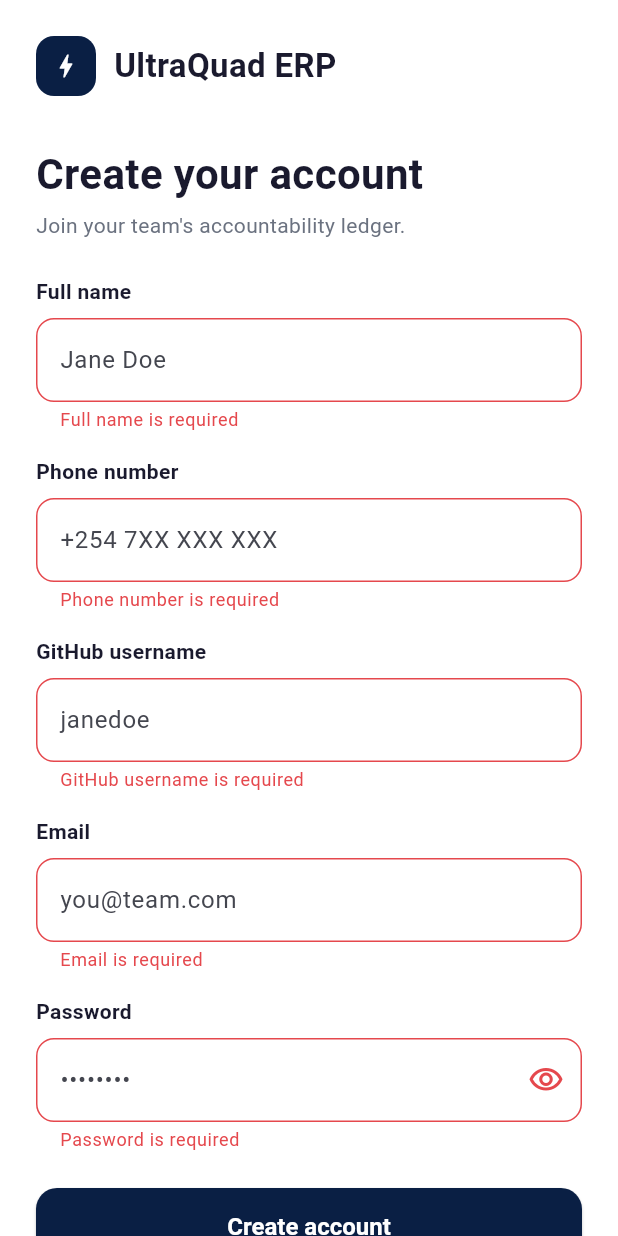
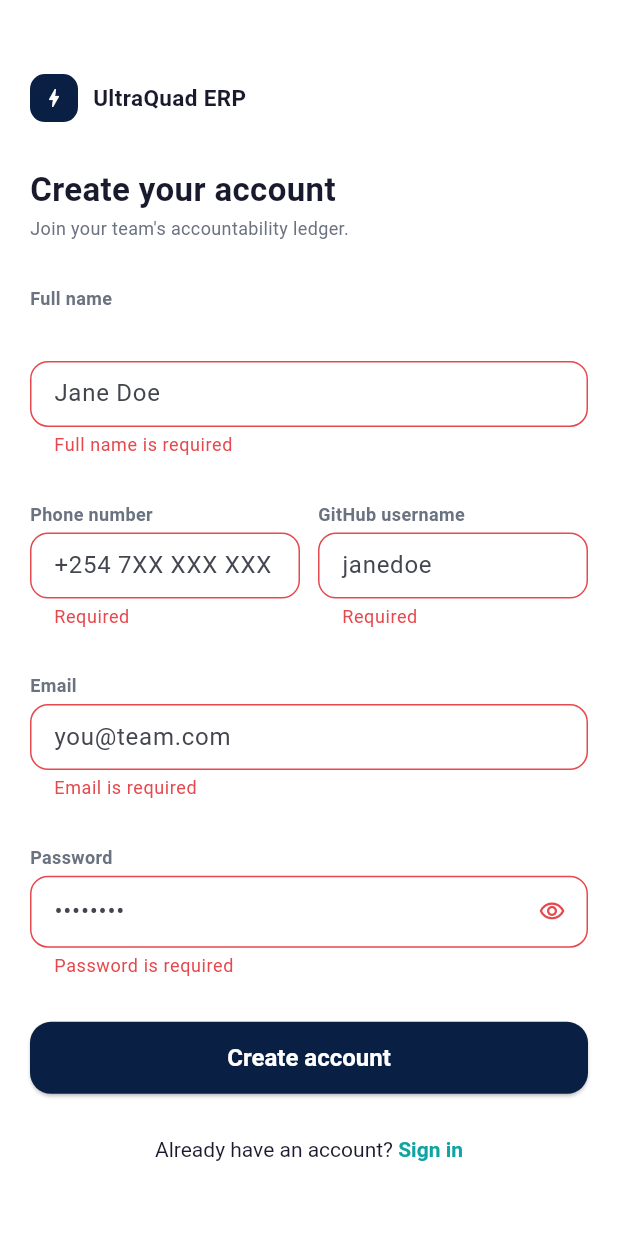
Before and after one commit to jeth-consultant/ultraquad-erp-frontend, a Flutter app: the RegisterScreen screen opened directly, after a tap on "Create account", on a phone screen of 412 x 824 dp. Run offline on Flutter 3.47's test engine with Material 3 defaults, Android fonts, the phone set to English and light mode, and no system bars; our stand-ins replace dio, flutter_dotenv, flutter_riverpod, flutter_secure_storage; accounts and stored records are empty.

Commit message:
Make register screen fit one viewport without scrolling
Compacts the registration form (dense fields, combined phone/GitHub
row, smaller labels) and constrains it to the screen height so users
don't need to scroll to reach the submit button.

```diff
--- a/lib/features/auth/register_screen.dart
+++ b/lib/features/auth/register_screen.dart
@@ -8,7 +8,7 @@ import '../../core/theme/app_text_styles.dart';
 import 'providers/auth_provider.dart';
 
 /// Registration form: posts a new account to /auth/register and shows a
-/// toast on success.
+/// toast on success. Laid out to fit a single screen without scrolling.
 class RegisterScreen extends ConsumerStatefulWidget {
   const RegisterScreen({super.key});
 
@@ -73,59 +73,102 @@ class _RegisterScreenState extends ConsumerState<RegisterScreen> {
     }
   }
 
+  InputDecoration _decoration(String hint, {Widget? suffixIcon}) {
+    return InputDecoration(
+      hintText: hint,
+      isDense: true,
+      suffixIcon: suffixIcon,
+      contentPadding: const EdgeInsets.symmetric(horizontal: 12, vertical: 10),
+    );
+  }
+
   @override
   Widget build(BuildContext context) {
     return Scaffold(
       backgroundColor: AppColors.surface,
       body: SafeArea(
         child: SingleChildScrollView(
-          padding: const EdgeInsets.all(24),
+          physics: const NeverScrollableScrollPhysics(),
+          padding: const EdgeInsets.all(20),
+          child: ConstrainedBox(
+            constraints: BoxConstraints(
+              minHeight: MediaQuery.of(context).size.height -
+                  MediaQuery.of(context).padding.top -
+                  MediaQuery.of(context).padding.bottom -
+                  40,
+            ),
             child: Form(
               key: _formKey,
               child: Column(
                 crossAxisAlignment: CrossAxisAlignment.start,
+                mainAxisAlignment: MainAxisAlignment.spaceEvenly,
                 children: [
-                _Brand(),
-                const SizedBox(height: 32),
-                Text('Create your account', style: AppTextStyles.heading1),
-                const SizedBox(height: 4),
+                  const _Brand(),
+                  Column(
+                    crossAxisAlignment: CrossAxisAlignment.start,
+                    children: [
+                      Text('Create your account', style: AppTextStyles.heading2),
+                      const SizedBox(height: 2),
                       Text(
                         "Join your team's accountability ledger.",
-                  style: AppTextStyles.body.copyWith(color: AppColors.textSecondary),
+                        style: AppTextStyles.caption,
                       ),
-                const SizedBox(height: 24),
+                    ],
+                  ),
                   _FieldLabel('Full name'),
                   TextFormField(
                     controller: _nameController,
-                  decoration: const InputDecoration(hintText: 'Jane Doe'),
+                    decoration: _decoration('Jane Doe'),
                     textInputAction: TextInputAction.next,
                     validator: (value) =>
                         (value == null || value.trim().isEmpty) ? 'Full name is required' : null,
                   ),
-                const SizedBox(height: 16),
+                  Row(
+                    crossAxisAlignment: CrossAxisAlignment.start,
+                    children: [
+                      Expanded(
+                        child: Column(
+                          crossAxisAlignment: CrossAxisAlignment.start,
+                          children: [
                             _FieldLabel('Phone number'),
                             TextFormField(
                               controller: _phoneController,
-                  decoration: const InputDecoration(hintText: '+254 7XX XXX XXX'),
+                              decoration: _decoration('+254 7XX XXX XXX'),
                               keyboardType: TextInputType.phone,
                               textInputAction: TextInputAction.next,
-                  validator: (value) =>
-                      (value == null || value.trim().isEmpty) ? 'Phone number is required' : null,
+                              validator: (value) => (value == null || value.trim().isEmpty)
+                                  ? 'Required'
+                                  : null,
                             ),
-                const SizedBox(height: 16),
+                          ],
+                        ),
+                      ),
+                      const SizedBox(width: 12),
+                      Expanded(
+                        child: Column(
+                          crossAxisAlignment: CrossAxisAlignment.start,
+                          children: [
                             _FieldLabel('GitHub username'),
                             TextFormField(
                               controller: _githubController,
-                  decoration: const InputDecoration(hintText: 'janedoe'),
+                              decoration: _decoration('janedoe'),
                               textInputAction: TextInputAction.next,
-                  validator: (value) =>
-                      (value == null || value.trim().isEmpty) ? 'GitHub username is required' : null,
+                              validator: (value) => (value == null || value.trim().isEmpty)
+                                  ? 'Required'
+                                  : null,
                             ),
-                const SizedBox(height: 16),
+                          ],
+                        ),
+                      ),
+                    ],
+                  ),
+                  Column(
+                    crossAxisAlignment: CrossAxisAlignment.start,
+                    children: [
                       _FieldLabel('Email'),
                       TextFormField(
                         controller: _emailController,
-                  decoration: const InputDecoration(hintText: 'you@team.com'),
+                        decoration: _decoration('you@team.com'),
                         keyboardType: TextInputType.emailAddress,
                         textInputAction: TextInputAction.next,
                         validator: (value) {
@@ -134,15 +177,22 @@ class _RegisterScreenState extends ConsumerState<RegisterScreen> {
                           return null;
                         },
                       ),
-                const SizedBox(height: 16),
+                    ],
+                  ),
+                  Column(
+                    crossAxisAlignment: CrossAxisAlignment.start,
+                    children: [
                       _FieldLabel('Password'),
                       TextFormField(
                         controller: _passwordController,
                         obscureText: _obscurePassword,
-                  decoration: InputDecoration(
-                    hintText: '••••••••',
+                        decoration: _decoration(
+                          '••••••••',
                           suffixIcon: IconButton(
-                      icon: Icon(_obscurePassword ? Icons.visibility_outlined : Icons.visibility_off_outlined),
+                            icon: Icon(
+                              _obscurePassword ? Icons.visibility_outlined : Icons.visibility_off_outlined,
+                              size: 18,
+                            ),
                             onPressed: () => setState(() => _obscurePassword = !_obscurePassword),
                           ),
                         ),
@@ -153,10 +203,11 @@ class _RegisterScreenState extends ConsumerState<RegisterScreen> {
                           return null;
                         },
                       ),
-                const SizedBox(height: 24),
+                    ],
+                  ),
                   SizedBox(
                     width: double.infinity,
-                  height: 52,
+                    height: 48,
                     child: ElevatedButton(
                       style: ElevatedButton.styleFrom(
                         backgroundColor: AppColors.navy,
@@ -175,7 +226,6 @@ class _RegisterScreenState extends ConsumerState<RegisterScreen> {
                           : const Text('Create account', style: AppTextStyles.button),
                     ),
                   ),
-                const SizedBox(height: 16),
                   Center(
                     child: RichText(
                       text: TextSpan(
@@ -197,6 +247,7 @@ class _RegisterScreenState extends ConsumerState<RegisterScreen> {
             ),
           ),
         ),
+      ),
     );
   }
 }
@@ -209,8 +260,8 @@ class _FieldLabel extends StatelessWidget {
   @override
   Widget build(BuildContext context) {
     return Padding(
-      padding: const EdgeInsets.only(bottom: 8),
-      child: Text(label, style: AppTextStyles.body.copyWith(fontWeight: FontWeight.w600)),
+      padding: const EdgeInsets.only(bottom: 4),
+      child: Text(label, style: AppTextStyles.caption.copyWith(fontWeight: FontWeight.w600)),
     );
   }
 }
@@ -223,16 +274,16 @@ class _Brand extends StatelessWidget {
     return Row(
       children: [
         Container(
-          width: 40,
-          height: 40,
+          width: 32,
+          height: 32,
           decoration: BoxDecoration(
             color: AppColors.navy,
-            borderRadius: BorderRadius.circular(12),
+            borderRadius: BorderRadius.circular(10),
           ),
-          child: const Icon(Icons.bolt, color: Colors.white, size: 20),
+          child: const Icon(Icons.bolt, color: Colors.white, size: 16),
         ),
-        const SizedBox(width: 12),
-        Text('UltraQuad ERP', style: AppTextStyles.heading2),
+        const SizedBox(width: 10),
+        Text('UltraQuad ERP', style: AppTextStyles.body.copyWith(fontWeight: FontWeight.bold, fontSize: 15)),
       ],
     );
   }
```
Lines whose indentation alone changed are shown as unchanged.
